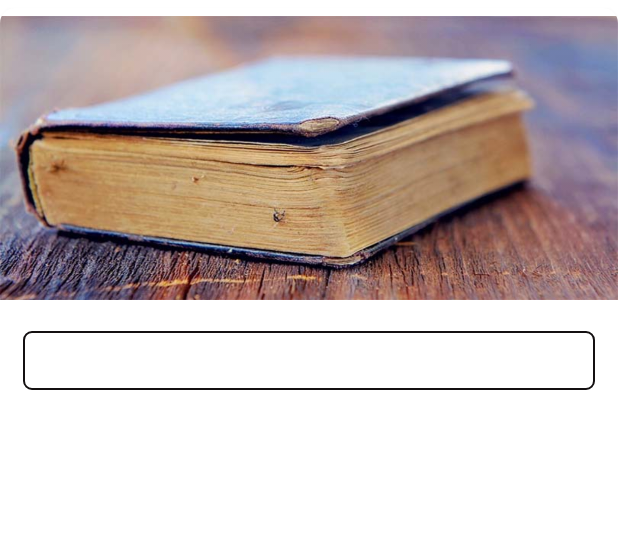
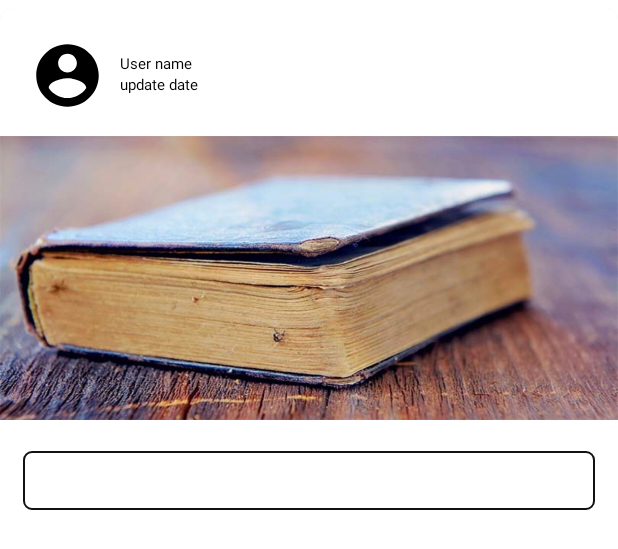
Before and after one commit to yashjainyj/LpuKiPathshala-12rlef-, an Android app: the layout cardofanswer.xml on its own in the app's theme, with its tools: preview values and no code run, on a phone screen of 412 x 824 dp. Shown: the top 549 px of the screen. Run offline under Robolectric (Android 15) with nearby library versions, the phone set to English and light mode, and no system bars.

Commit message:
improvement in layout by prem quoraa

```diff
--- a/app/src/main/res/layout/cardofanswer.xml
+++ b/app/src/main/res/layout/cardofanswer.xml
@@ -19,8 +19,57 @@
         android:layout_centerHorizontal="true">
         <RelativeLayout
             android:layout_width="match_parent"
+            android:layout_height="match_parent"
+            >
+        <RelativeLayout
+            android:layout_width="match_parent"
             android:layout_height="wrap_content"
-            android:orientation="vertical">
+            android:orientation="horizontal"
+            android:paddingTop="20dp"
+            android:id="@+id/ppp"
+            android:paddingLeft="20dp"
+            >
+            <ImageView
+
+                android:id="@+id/answer_profile_image"
+                android:src="@drawable/queuser"
+                android:layout_width="50dp"
+                android:layout_height="50dp"
+                />
+
+            <TextView
+                android:layout_width="match_parent"
+                android:layout_height="wrap_content"
+                android:paddingLeft="10dp"
+                android:textSize="10dp"
+                android:layout_marginTop="10dp"
+                android:id="@+id/answer_user_name"
+                android:textStyle="normal"
+                android:textColor="#000000"
+                android:layout_toRightOf="@id/answer_profile_image"
+                android:text="User name"
+                >
+            </TextView>
+            <TextView
+                android:layout_width="match_parent"
+                android:layout_height="wrap_content"
+                android:layout_toRightOf="@id/answer_profile_image"
+                android:layout_below="@id/answer_user_name"
+                android:paddingLeft="10dp"
+                android:id="@+id/answer_dateofque"
+                android:textColor="#000000"
+                android:text="update date"
+                android:textSize="10dp"
+                >
+            </TextView>
+        </RelativeLayout>
+        <RelativeLayout
+            android:layout_width="match_parent"
+            android:layout_height="wrap_content"
+            android:orientation="vertical"
+            android:layout_below="@id/ppp"
+            android:paddingTop="10dp"
+            >
 
             <ImageView
                 android:layout_width="match_parent"
@@ -40,8 +89,6 @@
                     android:focusable="true"
                     android:layout_below="@id/Answershowimage"
                     >
-
-
 
 
 <ScrollView
@@ -72,5 +119,6 @@
                             />-->
                 </LinearLayout>
         </RelativeLayout>
+        </RelativeLayout>
     </android.support.design.card.MaterialCardView>
 </RelativeLayout>
--- a/app/src/main/res/layout/formofque.xml
+++ b/app/src/main/res/layout/formofque.xml
@@ -32,7 +32,7 @@
           android:id="@+id/back"
           android:tint="#70000000"
           android:scaleType="fitXY"
-          android:src="@drawable/profilepic" />
+          />
 
       <de.hdodenhof.circleimageview.CircleImageView
           android:layout_width="125dp"
```
Also changed, not shown: app/src/main/java/com/example/lpukipathshala/quoraa/MainActivity.java (+10 -2 lines), app/src/main/java/com/example/lpukipathshala/quoraa/answeradapter.java (+31 -1 lines), app/src/main/java/com/example/lpukipathshala/quoraa/answercmainclass.java (+9 -6 lines), app/src/main/java/com/example/lpukipathshala/quoraa/mAnswerGetSet.java (+40 -1 lines), app/src/main/res/layout/activity_main1.xml (+15 -10 lines).
